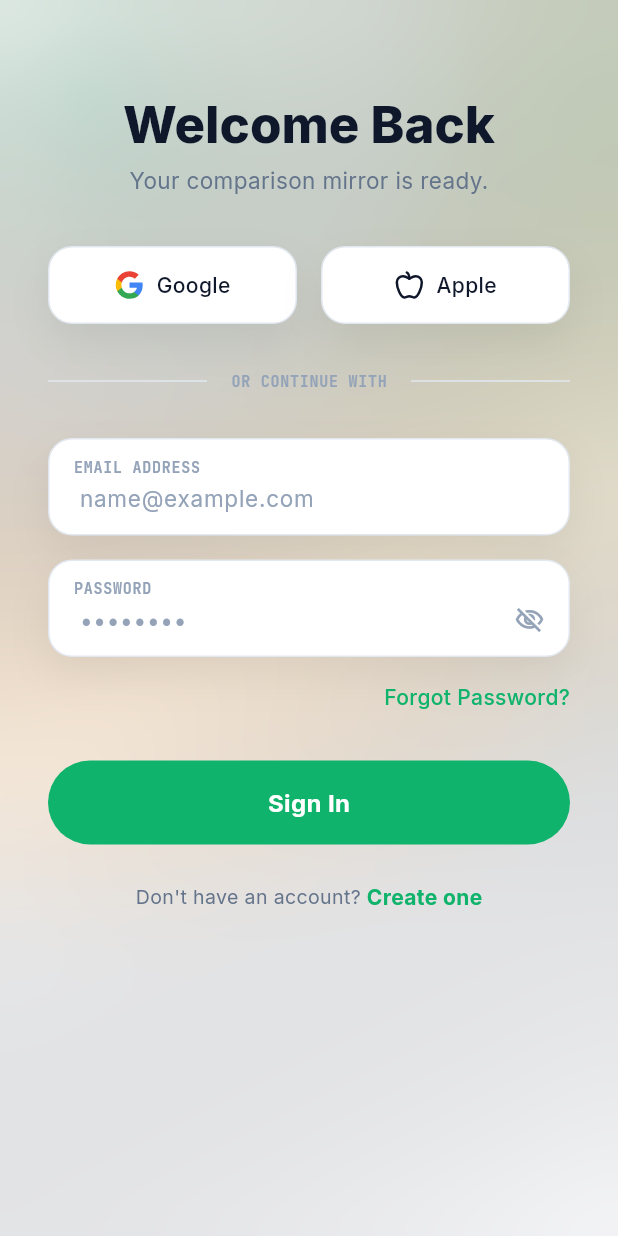
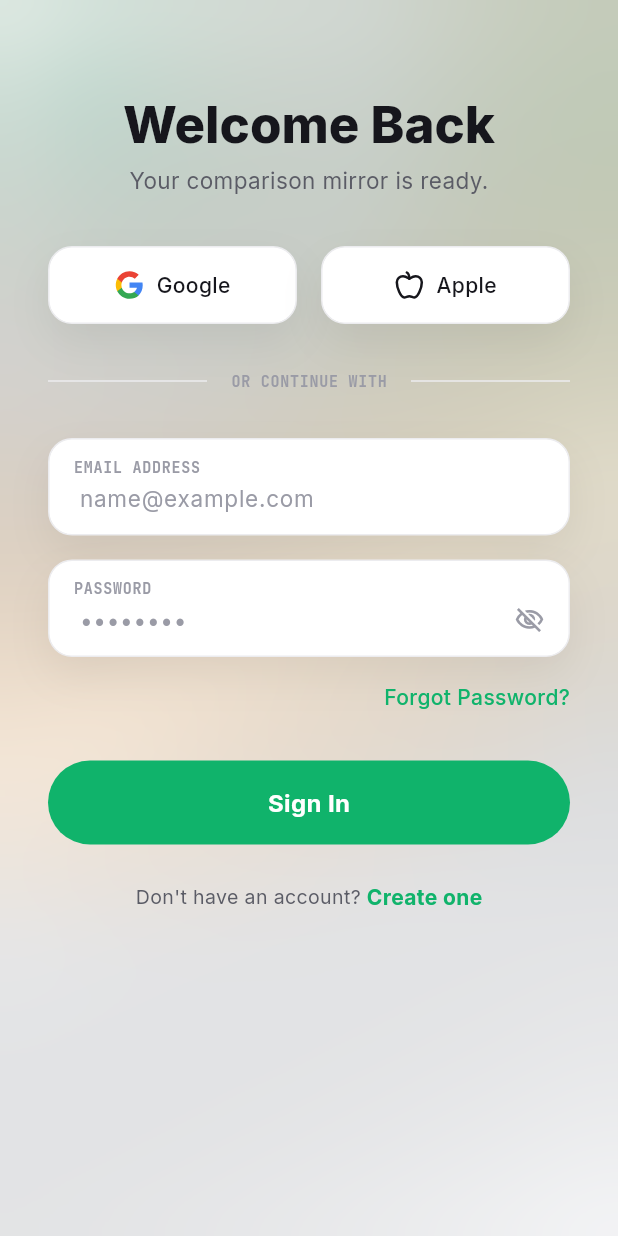
Before and after one commit to aHarutPersonal/Cymps1, a Flutter app: the screen it shows after launch, on a phone screen of 412 x 824 dp. Run offline on Flutter 3.47's test engine with Material 3 defaults, Android fonts, the phone set to English and light mode, and no system bars; our stand-ins replace dio, flutter_markdown, flutter_riverpod, flutter_secure_storage, flutter_svg, freezed_annotation and 6 more.

Commit message:
fix(fe): realign drifted design tokens to Cmpys.zip reference
Text and border tokens had drifted to Tailwind-slate values; realign to the
reference ink/hair scale so every screen using them matches the design system:
textPrimary→ink #16161C, textSecondary→#5B5C66, textTertiary→#9A9BA6,
border/cardBorder/borderLight→hair #ECECEF, borderFocus→hair-2 #DDDDE3,
surfaceHighlight(track)→#ECECEF.

Co-Authored-By: Claude Opus 4.8 <noreply@anthropic.com>

```diff
--- a/fe/cmpys/lib/app/design_tokens.dart
+++ b/fe/cmpys/lib/app/design_tokens.dart
@@ -20,7 +20,7 @@ abstract final class AppColors {
   static const Color bg = brandBg;
   static const Color bgTrue = Color(0xFFF9FAFB);
   static const Color surface = Color(0xFFFFFFFF);
-  static const Color surfaceHighlight = Color(0xFFF8FAFC);
+  static const Color surfaceHighlight = Color(0xFFECECEF); // --hair (tracks)
   static const Color surface2 = surfaceHighlight;
   static const Color surfaceGlass = Color(0xEFFFFFFF);
 
@@ -45,10 +45,10 @@ abstract final class AppColors {
   static const Color timelineLine = Color(0x1A1F1B16);
   static const Color timelineLineActive = brandAccent;
 
-  // ── Typography Colors (light backgrounds) ──
-  static const Color textPrimary = charcoal;
-  static const Color textSecondary = Color(0xFF64748B);
-  static const Color textTertiary = Color(0xFF94A3B8);
+  // ── Typography Colors — reference ink scale (Cmpys.zip) ──
+  static const Color textPrimary = ink; //               --ink   #16161C
+  static const Color textSecondary = Color(0xFF5B5C66); // --ink-2
+  static const Color textTertiary = Color(0xFF9A9BA6); //  --ink-3
 
   // ── Typography Colors (dark backgrounds — auth/splash) ──
   static const Color textOnDarkPrimary = Color(0xFFFFFFFF);
@@ -75,10 +75,10 @@ abstract final class AppColors {
   static const Color warning = Color(0xFFFFC107);
   static const Color info = blue;
 
-  static const Color border = Color(0xFFE2E8F0);
-  static const Color borderLight = Color(0xFFF1F5F9);
-  static const Color borderFocus = Color(0xFFCBD5E1);
-  static const Color cardBorder = Color(0xFFE2E8F0);
+  static const Color border = Color(0xFFECECEF); //      --hair
+  static const Color borderLight = Color(0xFFECECEF); //  --hair
+  static const Color borderFocus = Color(0xFFDDDDE3); //  --hair-2
+  static const Color cardBorder = Color(0xFFECECEF); //   --hair
 
   // ── Dark-mode borders (auth/splash) ──
   static const Color borderOnDark = Color(0x1AFFFFFF);
```
Also changed, not shown: 1 other file.
